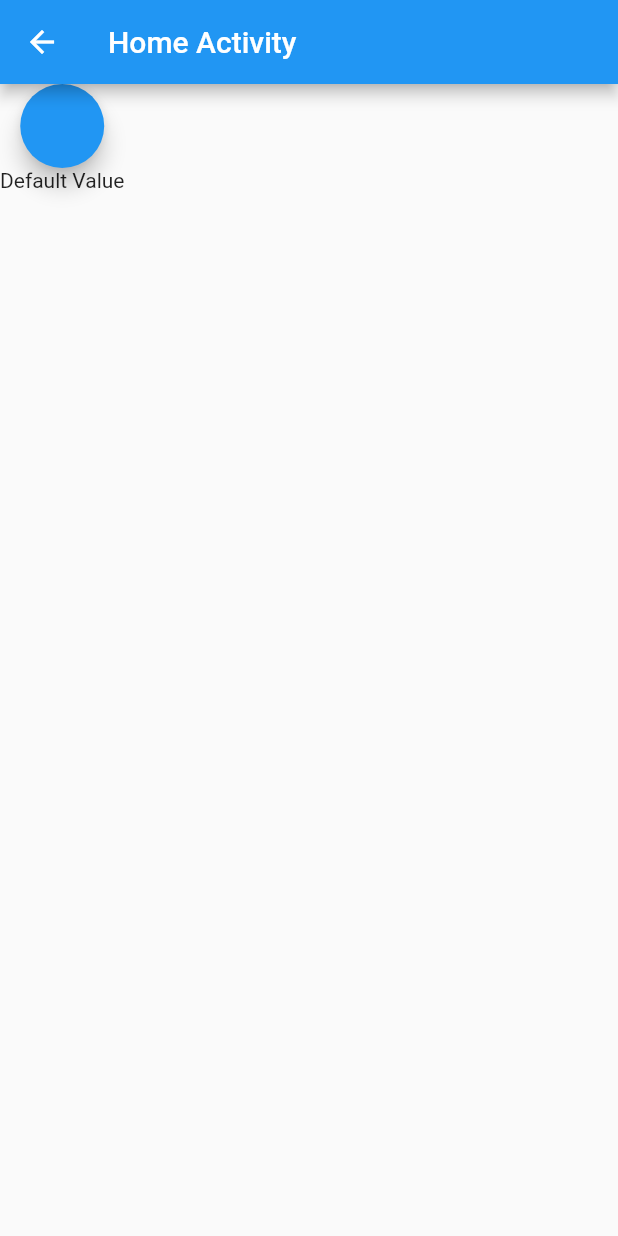
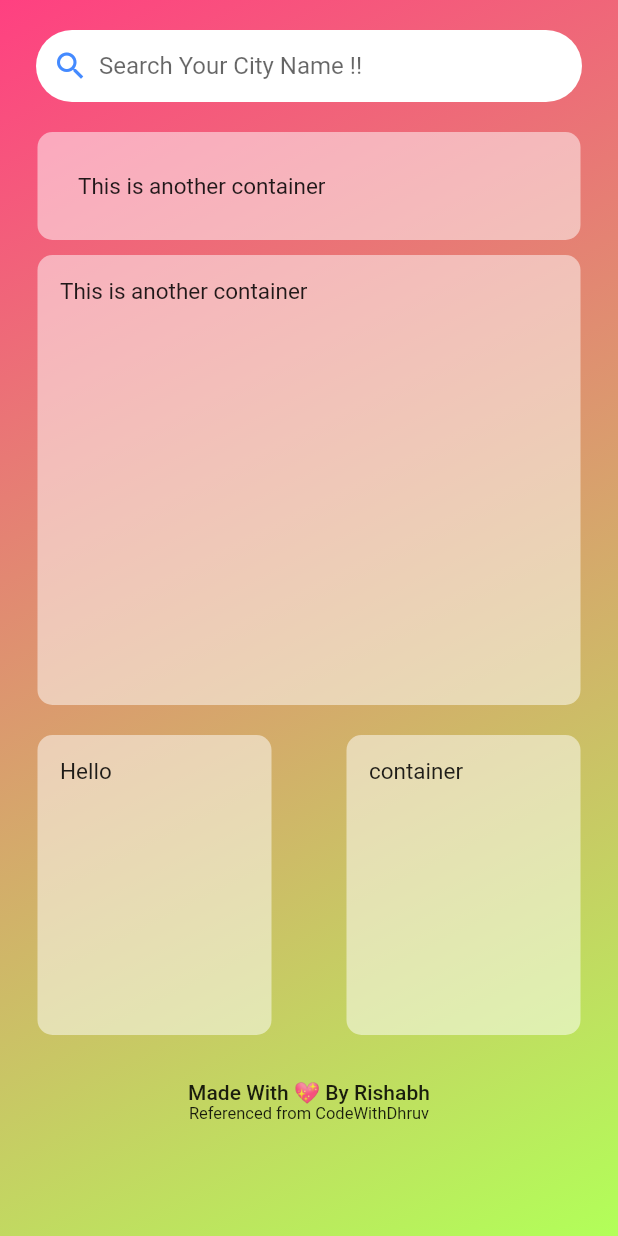
Before and after one commit to RishabhKumar2201/weather_app, a Flutter app: the Home screen opened by its route, on a phone screen of 412 x 824 dp. Run offline on Flutter 3.47's test engine with Material 2 defaults, Android fonts, the light colour scheme and no system bars; our stand-ins replace flutter_spinkit; network calls fail.

Commit message:
Made till home page

```diff
--- a/lib/Activity/home.dart
+++ b/lib/Activity/home.dart
@@ -10,6 +10,7 @@ class Home extends StatefulWidget {
 }
 
 class _HomeState extends State<Home> {
+  SearchController searchController = new SearchController();
   int counter = 0;
 
   @override
@@ -31,22 +32,143 @@ class _HomeState extends State<Home> {
     Object? info = ModalRoute.of(context)?.settings.arguments;
 
     return Scaffold(
-        appBar: AppBar(
-          title: Text("Home Activity"),
-        ),
         body: SafeArea(
-            child: Column(
-          children: [
-            FloatingActionButton(
-              onPressed: () {},
+            child: Container(
+      decoration: BoxDecoration(
+          gradient: LinearGradient(
+              colors: [Colors.pinkAccent, Colors.lightGreenAccent],
+              begin: Alignment.topLeft,
+              end: Alignment.bottomRight)),
+      child: Column(
+        children: [
+          Container(
+            //Search Wala Container
+
+            padding: EdgeInsets.symmetric(horizontal: 8),
+            margin: EdgeInsets.symmetric(horizontal: 24, vertical: 20),
+            decoration: BoxDecoration(
+                color: Colors.white, borderRadius: BorderRadius.circular(24)),
+            child: Row(
+              children: [
+                GestureDetector(
+                  onTap: () {
+                    if ((searchController.text).replaceAll(" ", "") == "") {
+                      print("Blank Search");
+                    } else {}
+                  },
+                  child: Container(
+                    child: Icon(
+                      Icons.search,
+                      color: Colors.blueAccent,
+                    ),
+                    margin: EdgeInsets.fromLTRB(3, 0, 7, 0),
+                  ),
+                ),
+                Expanded(
+                  child: TextField(
+                    controller: searchController,
+                    textInputAction: TextInputAction.search,
+                    decoration: InputDecoration(
+                        border: InputBorder.none,
+                        hintText: "Search Your City Name !!"),
+                  ),
+                )
+              ],
             ),
-            if (info is Map && info.containsKey('temp_value'))
-              Text(info['temp_value'].toString())
-            else
-              Text('Default Value'),
-          ],
-        )
-        )
-    );
+          ),
+          Row(
+            children: [
+              Expanded(
+                child: Container(
+                  margin: EdgeInsets.symmetric(horizontal: 25),
+                  padding: EdgeInsets.all(27),
+                  decoration: BoxDecoration(
+                    borderRadius: BorderRadius.circular(10),
+                    color: Colors.white.withOpacity(0.5),
+                  ),
+                  child: Text(
+                    "This is another container",
+                    style: TextStyle(
+                      fontSize: 15,
+                    ),
+                  ),
+                ),
+              ),
+            ],
+          ),
+          Row(
+            children: [
+              Expanded(
+                child: Container(
+                  height: 300,
+                  margin: EdgeInsets.symmetric(horizontal: 25, vertical: 10),
+                  padding: EdgeInsets.all(15),
+                  decoration: BoxDecoration(
+                    borderRadius: BorderRadius.circular(10),
+                    color: Colors.white.withOpacity(0.5),
+                  ),
+                  child: Text(
+                    "This is another container",
+                    style: TextStyle(
+                      fontSize: 15,
+                    ),
+                  ),
+                ),
+              ),
+            ],
+          ),
+          Row(
+            mainAxisAlignment: MainAxisAlignment.spaceEvenly,
+            children: [
+              Expanded(
+                child: Container(
+                  height: 200,
+                  //width: 150,
+                  margin: EdgeInsets.symmetric(horizontal: 25, vertical: 10),
+                  padding: EdgeInsets.all(15),
+                  decoration: BoxDecoration(
+                    borderRadius: BorderRadius.circular(10),
+                    color: Colors.white.withOpacity(0.5),
+                  ),
+                  child: Text(
+                    "Hello",
+                    style: TextStyle(
+                      fontSize: 15,
+                    ),
+                  ),
+                ),
+              ),
+              Expanded(
+                child: Container(
+                  height: 200,
+                  //width: 150,
+                  margin: EdgeInsets.symmetric(horizontal: 25, vertical: 10),
+                  padding: EdgeInsets.all(15),
+                  decoration: BoxDecoration(
+                    borderRadius: BorderRadius.circular(10),
+                    color: Colors.white.withOpacity(0.5),
+                  ),
+                  child: Text(
+                    "container",
+                    style: TextStyle(
+                      fontSize: 15,
+                    ),
+                  ),
+                ),
+              ),
+            ],
+          ),
+          SizedBox(height: 20),
+          Text(
+            "Made With 💖 By Rishabh",
+            style: TextStyle(fontSize: 14, fontWeight: FontWeight.w500),
+          ),
+          Text(
+            "Referenced from CodeWithDhruv",
+            style: TextStyle(fontSize: 11),
+          ),
+        ],
+      ),
+    )));
   }
 }
--- a/lib/Activity/loading.dart
+++ b/lib/Activity/loading.dart
@@ -1,4 +1,5 @@
 import 'package:flutter/material.dart';
+import 'package:flutter_spinkit/flutter_spinkit.dart';
 import 'package:myweather_app/Worker/worker.dart';
 
 class Loading extends StatefulWidget {
@@ -25,14 +26,16 @@ class _LoadingState extends State<Loading> {
       air_speed = instance.air_speed;
       desc = instance.description;
       main = instance.main;
+      Future.delayed(Duration(seconds: 2), (){
+        Navigator.pushReplacementNamed(context, '/home', arguments: {
+          'temp_value': temp,
+          'hum_value': hum,
+          'air_speed_value': air_speed,
+          'desc_value': desc,
+          'main_value': main
+        });
+      });
 
-      Navigator.pushReplacementNamed(context, '/home', arguments:{
-        'temp_value': temp,
-        'hum_value' : hum,
-        'air_speed_value' : air_speed,
-        'desc_value' : desc,
-        'main_value' : main
-      });
     });
   }
 
@@ -45,8 +48,47 @@ class _LoadingState extends State<Loading> {
 
   @override
   Widget build(BuildContext context) {
-    return Scaffold(
-      body: SafeArea(child: Text("Hello There !!")),
+    return MaterialApp(
+      home: Scaffold(
+        body: Container(
+          constraints: BoxConstraints.expand(),
+          decoration: BoxDecoration(
+            gradient: LinearGradient(
+              colors: [
+                /*Color(0xff87ceeb),
+                Color(0xfff0e68c),*/
+                Colors.yellow,
+                Colors.indigoAccent,
+              ],
+              begin: Alignment.topLeft,
+              end: Alignment.bottomRight,
+            ),
+          ),
+          child: Column(
+            mainAxisAlignment: MainAxisAlignment.center,
+            crossAxisAlignment: CrossAxisAlignment.center,
+            children: [
+              Image.asset("assets/loading_image.png", height: 250, width: 250),
+              Text(
+                "Mausam App",
+                style: TextStyle(fontSize: 28, fontWeight: FontWeight.w600),
+              ),
+              SizedBox(
+                height: 10,
+              ),
+              Text(
+                "Made with 💖 by R.K.",
+                style: TextStyle(fontSize: 15, fontWeight: FontWeight.w400),
+              ),
+              SpinKitThreeInOut(
+                color: Colors.white,
+                size: 55.0,
+              ),
+              // Your other content here
+            ],
+          ),
+        ),
+      ),
     );
   }
 }
```
Also changed, not shown: pubspec.yaml (+5 -2 lines), assets/loading_image.png (added), pubspec.lock.
